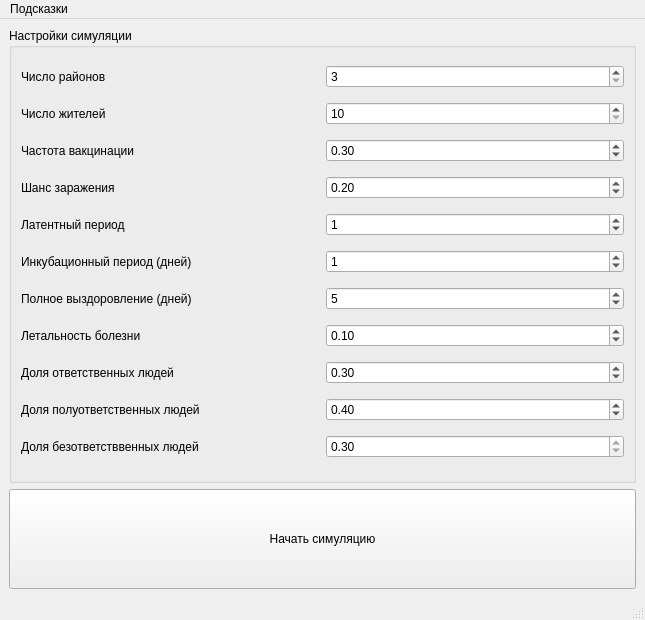
DergunNik/PlagueSim, file startStage/startmenu.ui: the form before one commit.
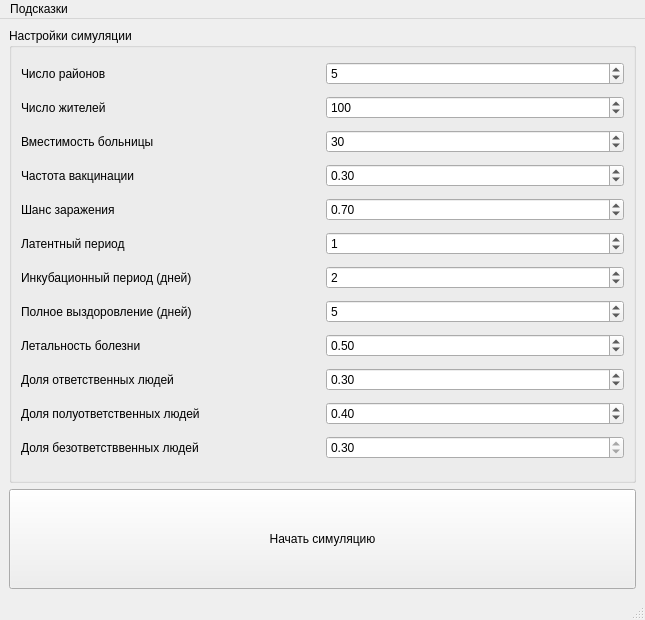
The form after the commit.

Patch:
```diff
--- a/startStage/startmenu.ui
+++ b/startStage/startmenu.ui
@@ -23,7 +23,20 @@
       <layout class="QHBoxLayout" name="horizontalLayout_2">
        <item>
         <layout class="QGridLayout" name="gridLayout">
-         <item row="3" column="1">
+         <item row="7" column="1">
+          <widget class="QSpinBox" name="recoverySB">
+           <property name="minimum">
+            <number>1</number>
+           </property>
+           <property name="maximum">
+            <number>100</number>
+           </property>
+           <property name="value">
+            <number>5</number>
+           </property>
+          </widget>
+         </item>
+         <item row="4" column="1">
           <widget class="QDoubleSpinBox" name="contagiousDSB">
            <property name="minimum">
             <double>0.010000000000000</double>
@@ -35,55 +48,58 @@
             <double>0.100000000000000</double>
            </property>
            <property name="value">
-            <double>0.200000000000000</double>
+            <double>0.700000000000000</double>
            </property>
           </widget>
          </item>
-         <item row="5" column="1">
+         <item row="11" column="1">
+          <widget class="QDoubleSpinBox" name="irrespDSB">
+           <property name="readOnly">
+            <bool>true</bool>
+           </property>
+           <property name="maximum">
+            <double>0.300000000000000</double>
+           </property>
+           <property name="singleStep">
+            <double>0.100000000000000</double>
+           </property>
+           <property name="value">
+            <double>0.300000000000000</double>
+           </property>
+          </widget>
+         </item>
+         <item row="6" column="1">
           <widget class="QSpinBox" name="incubationSB">
            <property name="maximum">
-            <number>5</number>
+            <number>4</number>
            </property>
            <property name="value">
-            <number>1</number>
+            <number>2</number>
+           </property>
+          </widget>
+         </item>
+         <item row="0" column="0">
+          <widget class="QLabel" name="label_2">
+           <property name="text">
+            <string>Число районов</string>
+           </property>
+          </widget>
+         </item>
+         <item row="11" column="0">
+          <widget class="QLabel" name="label_10">
+           <property name="text">
+            <string>Доля безответстввенных людей</string>
            </property>
           </widget>
          </item>
          <item row="3" column="0">
-          <widget class="QLabel" name="label_7">
-           <property name="text">
-            <string>Шанс заражения</string>
-           </property>
-          </widget>
-         </item>
-         <item row="8" column="0">
-          <widget class="QLabel" name="label_8">
-           <property name="text">
-            <string>Доля ответственных людей</string>
-           </property>
-          </widget>
-         </item>
-         <item row="9" column="1">
-          <widget class="QDoubleSpinBox" name="semirespDSB">
-           <property name="maximum">
-            <double>0.700000000000000</double>
-           </property>
-           <property name="singleStep">
-            <double>0.100000000000000</double>
-           </property>
-           <property name="value">
-            <double>0.400000000000000</double>
-           </property>
-          </widget>
-         </item>
-         <item row="2" column="0">
           <widget class="QLabel" name="label_4">
            <property name="text">
             <string>Частота вакцинации</string>
            </property>
           </widget>
          </item>
-         <item row="2" column="1">
+         <item row="3" column="1">
           <widget class="QDoubleSpinBox" name="vaccineDSB">
            <property name="maximum">
             <double>1.000000000000000</double>
@@ -96,100 +112,110 @@
            </property>
           </widget>
          </item>
-         <item row="6" column="1">
-          <widget class="QSpinBox" name="recoverySB">
-           <property name="minimum">
-            <number>1</number>
-           </property>
-           <property name="maximum">
-            <number>100</number>
-           </property>
-           <property name="value">
-            <number>5</number>
-           </property>
-          </widget>
-         </item>
-         <item row="0" column="0">
-          <widget class="QLabel" name="label_2">
-           <property name="text">
-            <string>Число районов</string>
-           </property>
-          </widget>
-         </item>
-         <item row="6" column="0">
+         <item row="7" column="0">
           <widget class="QLabel" name="label_6">
            <property name="text">
             <string>Полное выздоровление (дней)</string>
            </property>
           </widget>
          </item>
+         <item row="9" column="1">
+          <widget class="QDoubleSpinBox" name="respDSB">
+           <property name="maximum">
+            <double>1.000000000000000</double>
+           </property>
+           <property name="singleStep">
+            <double>0.100000000000000</double>
+           </property>
+           <property name="value">
+            <double>0.300000000000000</double>
+           </property>
+          </widget>
+         </item>
          <item row="1" column="1">
           <widget class="QSpinBox" name="citezensSB">
            <property name="minimum">
             <number>10</number>
            </property>
            <property name="maximum">
-            <number>300</number>
+            <number>250</number>
+           </property>
+           <property name="singleStep">
+            <number>10</number>
+           </property>
+           <property name="value">
+            <number>100</number>
            </property>
           </widget>
          </item>
-         <item row="9" column="0">
+         <item row="10" column="0">
           <widget class="QLabel" name="label_9">
            <property name="text">
             <string>Доля полуответственных людей</string>
            </property>
           </widget>
          </item>
+         <item row="6" column="0">
+          <widget class="QLabel" name="label_3">
+           <property name="text">
+            <string>Инкубационный период (дней)</string>
+           </property>
+          </widget>
+         </item>
          <item row="0" column="1">
           <widget class="QSpinBox" name="districtsSB">
            <property name="minimum">
-            <number>3</number>
+            <number>4</number>
            </property>
            <property name="maximum">
             <number>100</number>
+           </property>
+           <property name="value">
+            <number>5</number>
+           </property>
+          </widget>
+         </item>
+         <item row="4" column="0">
+          <widget class="QLabel" name="label_7">
+           <property name="text">
+            <string>Шанс заражения</string>
+           </property>
+          </widget>
+         </item>
+         <item row="9" column="0">
+          <widget class="QLabel" name="label_8">
+           <property name="text">
+            <string>Доля ответственных людей</string>
+           </property>
+          </widget>
+         </item>
+         <item row="5" column="1">
+          <widget class="QSpinBox" name="latentSB">
+           <property name="maximum">
+            <number>4</number>
+           </property>
+           <property name="value">
+            <number>1</number>
            </property>
           </widget>
          </item>
          <item row="5" column="0">
-          <widget class="QLabel" name="label_3">
+          <widget class="QLabel" name="label_11">
            <property name="text">
-            <string>Инкубационный период (дней)</string>
-           </property>
-          </widget>
-         </item>
-         <item row="10" column="0">
-          <widget class="QLabel" name="label_10">
-           <property name="text">
-            <string>Доля безответстввенных людей</string>
-           </property>
-          </widget>
-         </item>
-         <item row="7" column="1">
-          <widget class="QDoubleSpinBox" name="lethalityDSB">
-           <property name="maximum">
-            <double>1.000000000000000</double>
-           </property>
-           <property name="singleStep">
-            <double>0.100000000000000</double>
-           </property>
-           <property name="value">
-            <double>0.100000000000000</double>
+            <string>Латентный период</string>
            </property>
           </widget>
          </item>
          <item row="10" column="1">
-          <widget class="QDoubleSpinBox" name="irrespDSB">
-           <property name="readOnly">
-            <bool>true</bool>
-           </property>
+          <widget class="QDoubleSpinBox" name="semirespDSB">
            <property name="maximum">
-            <double>0.300000000000000</double>
+            <double>0.700000000000000</double>
            </property>
            <property name="singleStep">
             <double>0.100000000000000</double>
            </property>
            <property name="value">
-            <double>0.300000000000000</double>
+            <double>0.400000000000000</double>
            </property>
           </widget>
          </item>
@@ -201,7 +227,7 @@
           </widget>
          </item>
          <item row="8" column="1">
-          <widget class="QDoubleSpinBox" name="respDSB">
+          <widget class="QDoubleSpinBox" name="lethalityDSB">
            <property name="maximum">
             <double>1.000000000000000</double>
            </property>
@@ -209,31 +235,37 @@
             <double>0.100000000000000</double>
            </property>
            <property name="value">
-            <double>0.300000000000000</double>
+            <double>0.500000000000000</double>
            </property>
           </widget>
          </item>
-         <item row="7" column="0">
+         <item row="8" column="0">
           <widget class="QLabel" name="label_5">
            <property name="text">
             <string>Летальность болезни</string>
            </property>
           </widget>
          </item>
-         <item row="4" column="0">
-          <widget class="QLabel" name="label_11">
+         <item row="2" column="0">
+          <widget class="QLabel" name="label_12">
            <property name="text">
-            <string>Латентный период</string>
+            <string>Вместимость больницы</string>
            </property>
           </widget>
          </item>
-         <item row="4" column="1">
-          <widget class="QSpinBox" name="latentSB">
+         <item row="2" column="1">
+          <widget class="QSpinBox" name="clinicSB">
            <property name="maximum">
-            <number>5</number>
+            <number>10000</number>
+           </property>
+           <property name="singleStep">
+            <number>10</number>
            </property>
            <property name="value">
-            <number>1</number>
+            <number>30</number>
+           </property>
+           <property name="displayIntegerBase">
+            <number>10</number>
            </property>
           </widget>
          </item>
```
Left out of the diff: 2 changed lines with no effect on the pictures.
